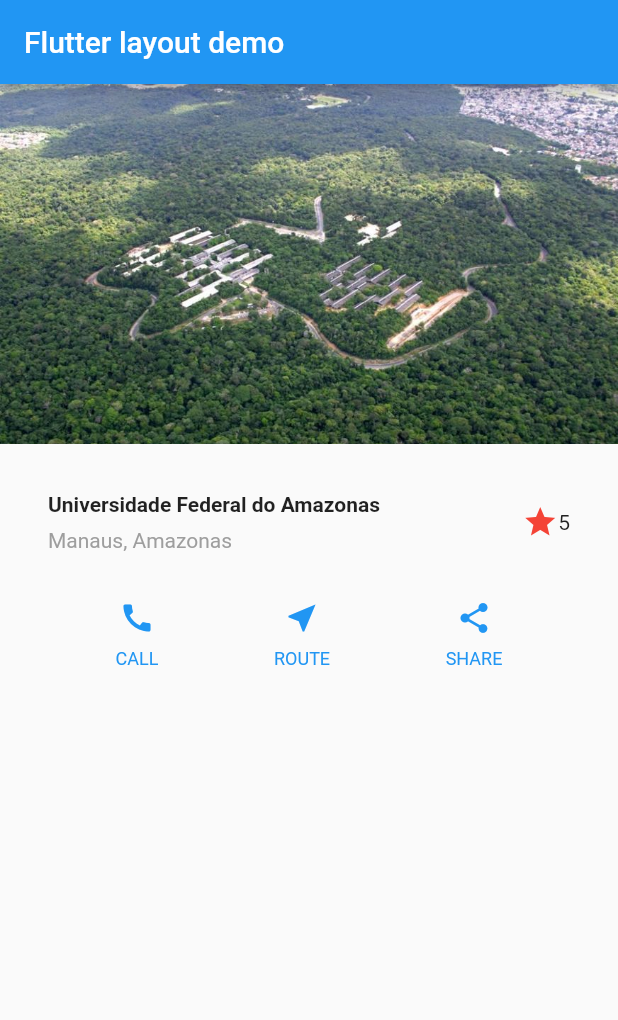
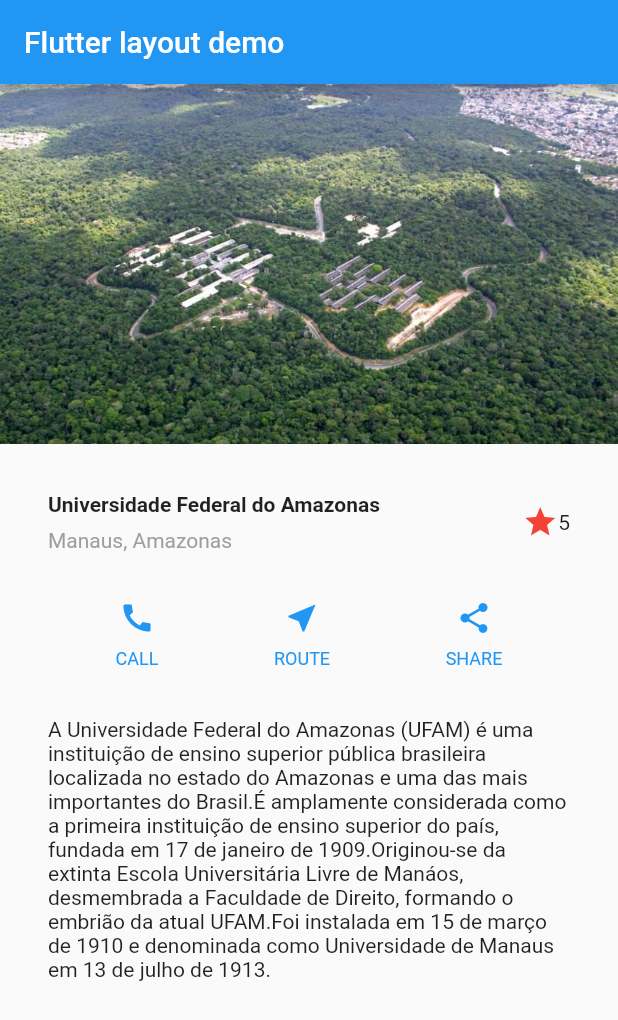
Before and after one commit to gersoncorrea/flutter_build_layout, a Flutter app: the screen it shows after launch, on a phone screen of 412 x 824 dp. Shown: the top 1020 px of the screen. Run offline on Flutter 3.47's test engine with Material 2 defaults, Android fonts, the phone set to English and light mode, and no system bars.

Commit message:
add description

```diff
--- a/lib/main.dart
+++ b/lib/main.dart
@@ -77,6 +77,17 @@ Widget buttonSection = Container(
 );
 
 
+Widget descriptionSection = Container(
+  padding: const EdgeInsets.all(32),
+  child: Text(
+    'A Universidade Federal do Amazonas (UFAM) é uma instituição de ensino superior pública brasileira localizada no estado do Amazonas e uma das mais importantes do Brasil.'
+    'É amplamente considerada como a primeira instituição de ensino superior do país, fundada em 17 de janeiro de 1909.'
+    'Originou-se da extinta Escola Universitária Livre de Manáos, desmembrada a Faculdade de Direito, formando o embrião da atual UFAM.'
+    'Foi instalada em 15 de março de 1910 e denominada como Universidade de Manaus em 13 de julho de 1913.',
+    softWrap: true,
+  ),
+);
+
     return MaterialApp(
       title:'Flutter layout demo',
       home: Scaffold(
@@ -92,7 +103,8 @@ Widget buttonSection = Container(
               fit: BoxFit.cover,
             ),
             titleSection,
-            buttonSection
+            buttonSection,
+            descriptionSection
           ],
         ),
       ),
```
